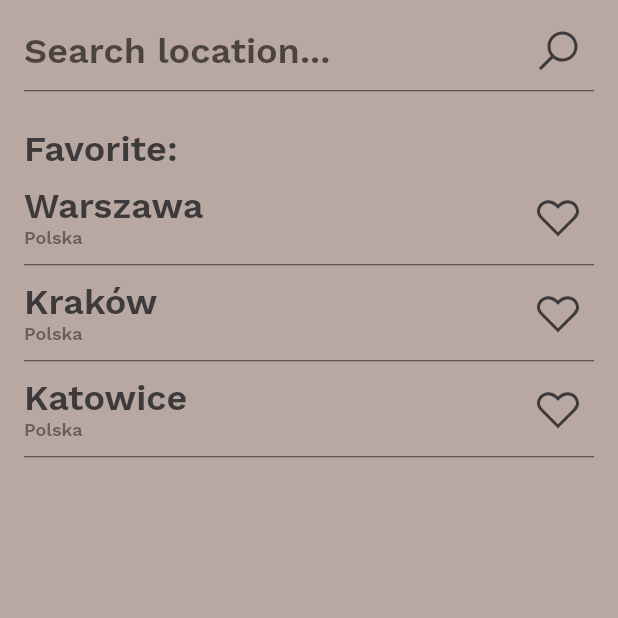
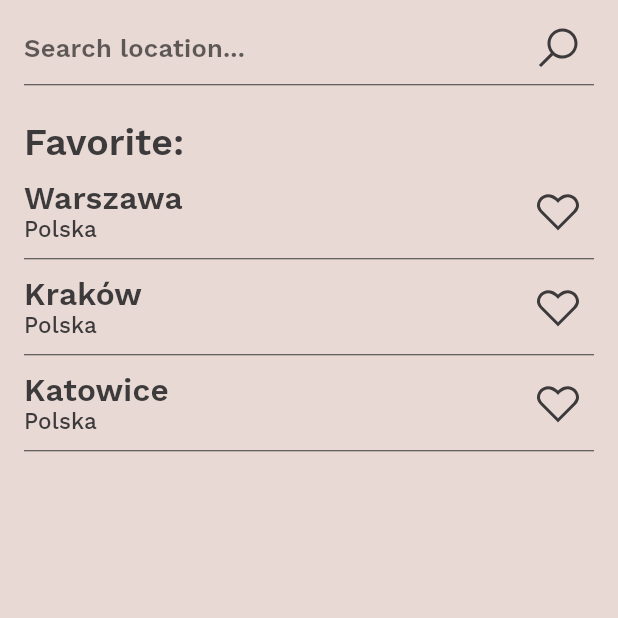
Before and after one commit to gomolec/my_weather_app, a Flutter app: the screen it shows after launch, after a tap on "Select a city", on a phone screen of 412 x 824 dp, the top half of it. Run offline on Flutter 3.47's test engine with Material 2 defaults, Android fonts, the phone set to English and light mode, and no system bars; our stand-ins replace bloc, dots_indicator, equatable, flutter_bloc, geolocator, google_fonts and 1 more.

Commit message:
Rename search_bloc and add theming

```diff
--- a/lib/bloc/forecast_cubit/forecast_cubit.dart
+++ b/lib/bloc/forecast_cubit/forecast_cubit.dart
@@ -1,10 +1,7 @@
 import 'dart:async';
-
 import 'package:bloc/bloc.dart';
 import 'package:equatable/equatable.dart';
-import 'package:flutter/cupertino.dart';
-
-import 'package:my_weather_app/bloc/search_bloc/search_bloc.dart';
+import 'package:my_weather_app/bloc/search_bloc/location_bloc.dart';
 import 'package:my_weather_app/models/models.dart';
 import 'package:my_weather_app/repositories/forecast_repository.dart';
 
@@ -12,16 +9,15 @@ part 'forecast_state.dart';
 
 class ForecastCubit extends Cubit<ForecastState> {
   final ForecastRepository _forecastRepository;
-  final SearchBloc _searchBloc;
-  late final StreamSubscription _searchBlocSubscription;
+  final LocationBloc _locationBloc;
+  late final StreamSubscription _locationBlocSubscription;
 
   ForecastCubit(
     this._forecastRepository,
-    this._searchBloc,
+    this._locationBloc,
   ) : super(ForecastInitial()) {
-    _searchBlocSubscription = _searchBloc.stream.listen(
+    _locationBlocSubscription = _locationBloc.stream.listen(
       (state) {
-        //debugPrint(state.toString());
         if (state is LocationLoaded) {
           getForecast(lat: state.location.lat!, lon: state.location.lon!);
         }
@@ -43,7 +39,7 @@ class ForecastCubit extends Cubit<ForecastState> {
 
   @override
   Future<void> close() {
-    _searchBlocSubscription.cancel();
+    _locationBlocSubscription.cancel();
     return super.close();
   }
 }
--- a/lib/bloc/search_bloc/search_bloc.dart
+++ b/lib/bloc/search_bloc/location_bloc.dart
@@ -1,28 +1,26 @@
 import 'package:bloc/bloc.dart';
 import 'package:equatable/equatable.dart';
-import 'package:flutter/cupertino.dart';
 import 'package:flutter/foundation.dart';
 import 'package:geolocator/geolocator.dart';
-
 import 'package:my_weather_app/models/location.dart';
 import 'package:my_weather_app/repositories/location_repository.dart';
 
-part 'search_event.dart';
-part 'search_state.dart';
+part 'location_event.dart';
+part 'location_state.dart';
 
-class SearchBloc extends Bloc<SearchEvent, SearchState> {
+class LocationBloc extends Bloc<LocationEvent, LocationState> {
   final LocationRepository _locationRepository;
 
-  SearchBloc(
+  LocationBloc(
     this._locationRepository,
   ) : super(const LocationInitial()) {
-    on<SearchLocationQueried>(_onSearchLocationQueried);
-    on<SearchGeolocationStarted>(_onSearchGeolocationStarted);
-    on<SearchLocationSubmitted>(_onSearchLocationSubmitted);
+    on<LocationQueried>(_onSearchLocationQueried);
+    on<GeolocationStarted>(_onSearchGeolocationStarted);
+    on<LocationSubmitted>(_onSearchLocationSubmitted);
   }
 
   void _onSearchLocationQueried(
-      SearchLocationQueried event, Emitter<SearchState> emit) async {
+      LocationQueried event, Emitter<LocationState> emit) async {
     try {
       final List<Location> responce =
           await _locationRepository.getNamedLocation(q: event.querry);
@@ -34,7 +32,7 @@ class SearchBloc extends Bloc<SearchEvent, SearchState> {
   }
 
   void _onSearchGeolocationStarted(
-      SearchGeolocationStarted event, Emitter<SearchState> emit) async {
+      GeolocationStarted event, Emitter<LocationState> emit) async {
     emit(const LocationLocating());
     try {
       final Position geolocation = await _determinePosition();
@@ -50,7 +48,7 @@ class SearchBloc extends Bloc<SearchEvent, SearchState> {
   }
 
   void _onSearchLocationSubmitted(
-      SearchLocationSubmitted event, Emitter<SearchState> emit) async {
+      LocationSubmitted event, Emitter<LocationState> emit) async {
     emit(LocationLoaded(location: event.location));
   }
 
--- /dev/null
+++ b/lib/bloc/search_bloc/location_event.dart
@@ -0,0 +1,37 @@
+part of 'location_bloc.dart';
+
+abstract class LocationEvent extends Equatable {
+  const LocationEvent();
+
+  @override
+  List<Object> get props => [];
+}
+
+class GeolocationStarted extends LocationEvent {
+  const GeolocationStarted();
+
+  @override
+  List<Object> get props => [];
+}
+
+class LocationQueried extends LocationEvent {
+  final String querry;
+
+  const LocationQueried({
+    required this.querry,
+  });
+
+  @override
+  List<Object> get props => [querry];
+}
+
+class LocationSubmitted extends LocationEvent {
+  final Location location;
+
+  const LocationSubmitted({
+    required this.location,
+  });
+
+  @override
+  List<Object> get props => [location];
+}
--- a/lib/bloc/search_bloc/search_state.dart
+++ b/lib/bloc/search_bloc/location_state.dart
@@ -1,27 +1,27 @@
-part of 'search_bloc.dart';
+part of 'location_bloc.dart';
 
-abstract class SearchState extends Equatable {
-  const SearchState();
+abstract class LocationState extends Equatable {
+  const LocationState();
 
   @override
   List<Object?> get props => [];
 }
 
-class LocationInitial extends SearchState {
+class LocationInitial extends LocationState {
   const LocationInitial();
 
   @override
   List<Object?> get props => [];
 }
 
-class LocationLocating extends SearchState {
+class LocationLocating extends LocationState {
   const LocationLocating();
 
   @override
   List<Object?> get props => [];
 }
 
-class LocationQuerried extends SearchState {
+class LocationQuerried extends LocationState {
   final List<Location> responce;
 
   const LocationQuerried({
@@ -32,7 +32,7 @@ class LocationQuerried extends SearchState {
   List<Object?> get props => [responce];
 }
 
-class LocationLoaded extends SearchState {
+class LocationLoaded extends LocationState {
   final Location location;
 
   const LocationLoaded({
@@ -43,7 +43,7 @@ class LocationLoaded extends SearchState {
   List<Object?> get props => [location];
 }
 
-class LocationError extends SearchState {
+class LocationError extends LocationState {
   final String error;
 
   const LocationError({
--- a/lib/bloc/search_bloc/search_event.dart
+++ /dev/null
@@ -1,55 +0,0 @@
-part of 'search_bloc.dart';
-
-abstract class SearchEvent extends Equatable {
-  const SearchEvent();
-
-  @override
-  List<Object> get props => [];
-}
-
-class SearchGeolocationStarted extends SearchEvent {
-  const SearchGeolocationStarted();
-
-  @override
-  List<Object> get props => [];
-}
-
-class SearchLocationQueried extends SearchEvent {
-  final String querry;
-
-  const SearchLocationQueried({
-    required this.querry,
-  });
-
-  @override
-  List<Object> get props => [querry];
-}
-
-class SearchLocationSubmitted extends SearchEvent {
-  final Location location;
-
-  const SearchLocationSubmitted({
-    required this.location,
-  });
-
-  @override
-  List<Object> get props => [location];
-}
-
-class SearchQueried extends SearchEvent {
-  final String querry;
-
-  const SearchQueried({
-    required this.querry,
-  });
-
-  @override
-  List<Object> get props => [querry];
-}
-
-class SearchLocate extends SearchEvent {
-  const SearchLocate();
-
-  @override
-  List<Object> get props => [];
-}
--- a/lib/main.dart
+++ b/lib/main.dart
@@ -1,7 +1,7 @@
 import 'package:flutter/material.dart';
 import 'package:flutter_bloc/flutter_bloc.dart';
 import 'package:my_weather_app/bloc/forecast_cubit/forecast_cubit.dart';
-import 'package:my_weather_app/bloc/search_bloc/search_bloc.dart';
+import 'package:my_weather_app/bloc/search_bloc/location_bloc.dart';
 import 'package:my_weather_app/repositories/forecast_repository.dart';
 import 'package:my_weather_app/repositories/location_repository.dart';
 import 'package:my_weather_app/screens/search_screen/search_screen.dart';
@@ -9,6 +9,7 @@ import 'package:my_weather_app/screens/welcome_screen/welcome_screen.dart';
 import 'package:google_fonts/google_fonts.dart';
 
 import 'screens/home_screen/home_screen.dart';
+import 'theme.dart';
 
 void main() => runApp(const MyApp());
 
@@ -22,19 +23,19 @@ class MyApp extends StatelessWidget {
     return MultiBlocProvider(
       providers: [
         BlocProvider(
-          create: (context) => SearchBloc(locationRepository),
+          create: (context) => LocationBloc(locationRepository),
+          lazy: false,
         ),
         BlocProvider(
           create: (context) => ForecastCubit(
-              forecastRepository, BlocProvider.of<SearchBloc>(context)),
+            forecastRepository,
+            context.read<LocationBloc>(),
+          ),
+          lazy: false,
         ),
       ],
       child: MaterialApp(
-        theme: ThemeData(
-          textTheme: GoogleFonts.workSansTextTheme(
-            Theme.of(context).textTheme,
-          ),
-        ),
+        theme: CustomTheme.base,
         initialRoute: '/welcome_screen',
         routes: {
           '/welcome_screen': (context) => const WelcomeScreen(),
--- a/lib/screens/search_screen/search_screen.dart
+++ b/lib/screens/search_screen/search_screen.dart
@@ -1,6 +1,6 @@
 import 'package:flutter/material.dart';
 import 'package:line_awesome_flutter/line_awesome_flutter.dart';
-import 'package:my_weather_app/bloc/search_bloc/search_bloc.dart';
+import 'package:my_weather_app/bloc/search_bloc/location_bloc.dart';
 import 'package:flutter_bloc/flutter_bloc.dart';
 import 'package:my_weather_app/models/location.dart';
 
@@ -10,7 +10,6 @@ class SearchScreen extends StatelessWidget {
   @override
   Widget build(BuildContext context) {
     return Scaffold(
-      backgroundColor: const Color(0xFFB9A8A1),
       extendBodyBehindAppBar: true,
       body: SafeArea(
         child: Column(
@@ -22,7 +21,7 @@ class SearchScreen extends StatelessWidget {
             const SizedBox(
               height: 8,
             ),
-            BlocBuilder<SearchBloc, SearchState>(
+            BlocBuilder<LocationBloc, LocationState>(
               builder: (context, state) {
                 if (state is LocationQuerried) {
                   return ListView.builder(
@@ -60,13 +59,9 @@ class FavoriteLocations extends StatelessWidget {
           child: Container(
             height: 36,
             alignment: Alignment.bottomLeft,
-            child: const Text(
+            child: Text(
               'Favorite:',
-              style: TextStyle(
-                fontSize: 24,
-                color: Color(0xFF3C3A3A),
-                fontWeight: FontWeight.w600,
-              ),
+              style: Theme.of(context).textTheme.headline5,
             ),
           ),
         ),
@@ -116,9 +111,7 @@ class LocationTile extends StatelessWidget {
   Widget build(BuildContext context) {
     return GestureDetector(
       onTap: () {
-        context
-            .read<SearchBloc>()
-            .add(SearchLocationSubmitted(location: location));
+        context.read<LocationBloc>().add(LocationSubmitted(location: location));
       },
       child: Container(
         height: 64,
@@ -135,19 +128,11 @@ class LocationTile extends StatelessWidget {
                       children: [
                         Text(
                           location.name.toString(),
-                          style: const TextStyle(
-                            fontSize: 24,
-                            color: Color(0xFF3C3A3A),
-                            fontWeight: FontWeight.w600,
-                          ),
+                          style: Theme.of(context).textTheme.headline6,
                         ),
                         Text(
                           location.country.toString(),
-                          style: const TextStyle(
-                            fontSize: 12,
-                            color: Color(0xAA3C3A3A),
-                            fontWeight: FontWeight.w600,
-                          ),
+                          style: Theme.of(context).textTheme.subtitle2,
                         ),
                       ],
                     ),
@@ -159,7 +144,6 @@ class LocationTile extends StatelessWidget {
                           ? LineAwesomeIcons.heart_1
                           : LineAwesomeIcons.heart,
                       size: 32,
-                      color: const Color(0xFF3C3A3A),
                     ),
                   ),
                 ],
@@ -167,7 +151,6 @@ class LocationTile extends StatelessWidget {
             ),
             const Divider(
               height: 1,
-              color: Color(0xFF3C3A3A),
             ),
           ],
         ),
@@ -183,11 +166,6 @@ class SearchBar extends StatelessWidget {
 
   @override
   Widget build(BuildContext context) {
-    const TextStyle textstyle = TextStyle(
-      fontSize: 24,
-      color: Color(0xFF3C3A3A),
-      fontWeight: FontWeight.w600,
-    );
     return Padding(
       padding: const EdgeInsets.symmetric(horizontal: 16),
       child: Column(
@@ -199,10 +177,10 @@ class SearchBar extends StatelessWidget {
                 child: TextField(
                   onChanged: (value) {
                     context
-                        .read<SearchBloc>()
-                        .add(SearchLocationQueried(querry: value));
+                        .read<LocationBloc>()
+                        .add(LocationQueried(querry: value));
                   },
-                  style: textstyle,
+                  style: Theme.of(context).textTheme.subtitle1,
                   cursorColor: const Color(0xFF3C3A3A),
                   decoration: const InputDecoration(
                     hintText: 'Search location...',
@@ -215,14 +193,12 @@ class SearchBar extends StatelessWidget {
                 icon: const Icon(
                   LineAwesomeIcons.search,
                   size: 32,
-                  color: Color(0xFF3C3A3A),
                 ),
               ),
             ],
           ),
           const Divider(
             height: 1,
-            color: Color(0xFF3C3A3A),
           ),
         ],
       ),
--- a/lib/screens/welcome_screen/welcome_screen.dart
+++ b/lib/screens/welcome_screen/welcome_screen.dart
@@ -1,20 +1,20 @@
 import 'package:flutter/material.dart';
 import 'package:flutter_bloc/flutter_bloc.dart';
-import 'package:my_weather_app/bloc/search_bloc/search_bloc.dart';
+import 'package:my_weather_app/bloc/search_bloc/location_bloc.dart';
+import 'package:my_weather_app/theme.dart';
 
 class WelcomeScreen extends StatelessWidget {
   const WelcomeScreen({Key? key}) : super(key: key);
 
   @override
   Widget build(BuildContext context) {
-    return BlocListener<SearchBloc, SearchState>(
+    return BlocListener<LocationBloc, LocationState>(
       listener: (context, state) {
         if (state is LocationLoaded) {
           Navigator.pushReplacementNamed(context, '/home_screen');
         }
       },
       child: Scaffold(
-        backgroundColor: const Color(0xFFB9A8A1),
         extendBodyBehindAppBar: true,
         // appBar: PreferredSize(
         //   preferredSize: const Size.fromHeight(96),
@@ -41,16 +41,12 @@ class WelcomeScreen extends StatelessWidget {
                   OutlinedButton(
                     onPressed: () {
                       context
-                          .read<SearchBloc>()
-                          .add(const SearchGeolocationStarted());
+                          .read<LocationBloc>()
+                          .add(const GeolocationStarted());
                     },
-                    child: const Text(
+                    child: Text(
                       'Turn on Location',
-                      style: TextStyle(
-                        fontSize: 14,
-                        fontWeight: FontWeight.w600,
-                        color: Color(0xFF3C3A3A),
-                      ),
+                      style: Theme.of(context).textTheme.button,
                     ),
                     style: OutlinedButton.styleFrom(
                       shape: const StadiumBorder(),
@@ -66,13 +62,9 @@ class WelcomeScreen extends StatelessWidget {
                     onPressed: () {
                       Navigator.pushNamed(context, '/search_screen');
                     },
-                    child: const Text(
+                    child: Text(
                       'Select a city',
-                      style: TextStyle(
-                        fontSize: 14,
-                        fontWeight: FontWeight.w600,
-                        color: Color(0xFF3C3A3A),
-                      ),
+                      style: Theme.of(context).textTheme.button,
                     ),
                     style: TextButton.styleFrom(
                       fixedSize: const Size(200, 48),
@@ -96,38 +88,30 @@ class WelcomeText extends StatelessWidget {
   @override
   Widget build(BuildContext context) {
     return CustomPaint(
-      painter: CustomSun(color: const Color(0xFFE0ACA3)),
+      painter: CustomSun(color: CustomTheme.defaultAccent),
       child: SizedBox(
         height: 310,
         width: 310,
         child: Column(
           crossAxisAlignment: CrossAxisAlignment.center,
           mainAxisAlignment: MainAxisAlignment.end,
-          children: const [
+          children: [
             Text(
               "Welcome to your Weather App",
               textAlign: TextAlign.center,
-              style: TextStyle(
-                fontSize: 36,
-                fontWeight: FontWeight.w600,
-                color: Color(0xFF3C3A3A),
-              ),
+              style: Theme.of(context).textTheme.headline4,
               softWrap: true,
             ),
-            SizedBox(
+            const SizedBox(
               height: 8,
             ),
             Text(
               "Turn on location to receive the weather forecast for your city",
               textAlign: TextAlign.center,
-              style: TextStyle(
-                fontSize: 14,
-                fontWeight: FontWeight.w600,
-                color: Color(0xFF3C3A3A),
-              ),
+              style: Theme.of(context).textTheme.subtitle2,
               softWrap: true,
             ),
-            SizedBox(
+            const SizedBox(
               height: 48,
             ),
           ],
--- /dev/null
+++ b/lib/theme.dart
@@ -0,0 +1,112 @@
+import 'package:flutter/material.dart';
+import 'package:google_fonts/google_fonts.dart';
+
+class CustomTheme {
+  static const Color morningPrimary = Color(0xFFFDF7E7);
+  static const Color defaultPrimary = Color(0xFFE8D9D5);
+  static const Color eveningPrimary = Color(0xFFD3C9DA);
+
+  static const Color morningAccent = Color(0xFFFFCC59);
+  static const Color defaultAccent = Color(0xFFE0ACA3);
+  static const Color eveningAccent = Color(0xFFF6B6B7);
+
+  static const Color onPrimary = Color(0xFF3C3A3A);
+
+  static ThemeData get base {
+    return ThemeData(
+      primaryColor: defaultPrimary,
+      backgroundColor: defaultPrimary,
+      scaffoldBackgroundColor: defaultPrimary,
+      colorScheme: const ColorScheme(
+        primary: defaultPrimary,
+        primaryVariant: defaultPrimary,
+        secondary: defaultAccent,
+        secondaryVariant: defaultAccent,
+        surface: defaultPrimary,
+        background: defaultPrimary,
+        error: onPrimary,
+        onPrimary: onPrimary,
+        onSecondary: onPrimary,
+        onSurface: onPrimary,
+        onBackground: onPrimary,
+        onError: onPrimary,
+        brightness: Brightness.light,
+      ),
+      textTheme: TextTheme(
+        headline1: GoogleFonts.workSans(
+          fontSize: 102,
+          fontWeight: FontWeight.w300,
+          letterSpacing: -1.5,
+        ),
+        headline2: GoogleFonts.workSans(
+          fontSize: 64,
+          fontWeight: FontWeight.w300,
+          letterSpacing: -0.5,
+        ),
+        headline3: GoogleFonts.workSans(
+          fontSize: 51,
+          fontWeight: FontWeight.w400,
+        ),
+        headline4: GoogleFonts.workSans(
+          fontSize: 36,
+          fontWeight: FontWeight.w600,
+          letterSpacing: 0.25,
+        ),
+        headline5: GoogleFonts.workSans(
+          fontSize: 25,
+          fontWeight: FontWeight.w600,
+        ),
+        headline6: GoogleFonts.workSans(
+          fontSize: 21,
+          fontWeight: FontWeight.w600,
+          letterSpacing: 0.15,
+        ),
+        subtitle1: GoogleFonts.workSans(
+          fontSize: 17,
+          fontWeight: FontWeight.w600,
+          letterSpacing: 0.15,
+        ),
+        subtitle2: GoogleFonts.workSans(
+          fontSize: 15,
+          fontWeight: FontWeight.w500,
+          letterSpacing: 0.1,
+        ),
+        bodyText1: GoogleFonts.workSans(
+          fontSize: 17,
+          fontWeight: FontWeight.w400,
+          letterSpacing: 0.5,
+        ),
+        bodyText2: GoogleFonts.workSans(
+          fontSize: 15,
+          fontWeight: FontWeight.w400,
+          letterSpacing: 0.25,
+        ),
+        button: GoogleFonts.workSans(
+          fontSize: 15,
+          fontWeight: FontWeight.w500,
+          letterSpacing: 1.25,
+        ),
+        caption: GoogleFonts.workSans(
+          fontSize: 13,
+          fontWeight: FontWeight.w400,
+          letterSpacing: 0.4,
+        ),
+        overline: GoogleFonts.workSans(
+          fontSize: 11,
+          fontWeight: FontWeight.w400,
+          letterSpacing: 1.5,
+        ),
+      ).apply(
+        displayColor: onPrimary,
+        bodyColor: onPrimary,
+      ),
+      iconTheme: const IconThemeData(
+        color: onPrimary,
+      ),
+      appBarTheme: const AppBarTheme(
+        color: Colors.transparent,
+      ),
+      dividerColor: onPrimary,
+    );
+  }
+}
```
Also changed, not shown: lib/screens/home_screen/home_screen.dart (+51 -5 lines), lib/screens/home_screen/pages/details_page/components/details_main_text.dart (+13 -34 lines), lib/screens/home_screen/pages/details_page/components/details_table_tile.dart (+2 -11 lines), lib/screens/home_screen/pages/hourly_page/components/hourly_list_tile.dart (+3 -16 lines), lib/screens/home_screen/pages/hourly_page/hourly_page.dart (+3 -9 lines), lib/screens/home_screen/pages/main_page/components/forecast_table_tile.dart (+3 -15 lines), lib/screens/home_screen/pages/main_page/components/main_forecast_text.dart (+3 -10 lines), lib/screens/home_screen/pages/main_page/components/time_buttons.dart (+7 -16 lines), lib/screens/home_screen/pages/main_page/main_page.dart (+4 -6 lines), lib/screens/home_screen/widgets/app_bar.dart (+6 -14 lines).
